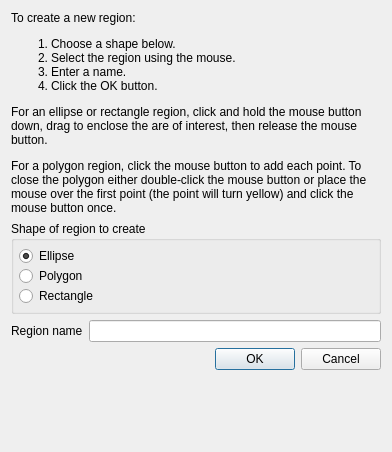
Qt form src/resources/ui_new_region_dialog.ui (ianthomas23/QACD-quack) before a commit.
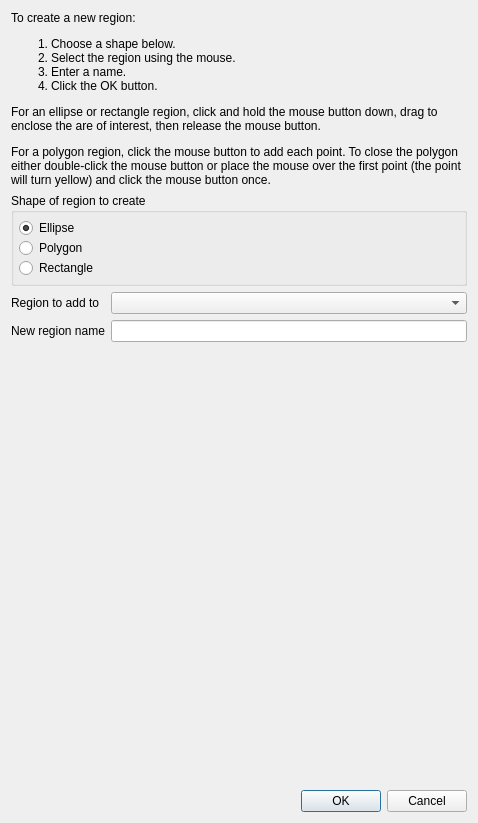
The same form after that commit. Custom widgets are drawn as their Qt base class.

Commit message: Added matplotlib widget in new region dialog

Diff of the .ui file:
```diff
--- a/src/resources/ui_new_region_dialog.ui
+++ b/src/resources/ui_new_region_dialog.ui
@@ -6,8 +6,8 @@
    <rect>
     <x>0</x>
     <y>0</y>
-    <width>392</width>
-    <height>452</height>
+    <width>478</width>
+    <height>823</height>
    </rect>
   </property>
   <property name="windowTitle">
@@ -83,16 +83,42 @@
     </widget>
    </item>
    <item row="2" column="0">
-    <widget class="QLabel" name="label">
+    <widget class="QLabel" name="label2">
      <property name="text">
-      <string>Region name</string>
+      <string>Region to add to</string>
      </property>
     </widget>
    </item>
    <item row="2" column="1">
+    <widget class="QComboBox" name="regionComboBox"/>
+   </item>
+   <item row="3" column="0">
+    <widget class="QLabel" name="label">
+     <property name="text">
+      <string>New region name</string>
+     </property>
+    </widget>
+   </item>
+   <item row="3" column="1">
     <widget class="QLineEdit" name="nameLineEdit"/>
    </item>
-   <item row="3" column="0" colspan="2">
+   <item row="4" column="0" colspan="2">
+    <widget class="MatplotlibWidget" name="matplotlibWidget" native="true">
+     <property name="sizePolicy">
+      <sizepolicy hsizetype="Preferred" vsizetype="Preferred">
+       <horstretch>1</horstretch>
+       <verstretch>1</verstretch>
+      </sizepolicy>
+     </property>
+     <property name="minimumSize">
+      <size>
+       <width>100</width>
+       <height>100</height>
+      </size>
+     </property>
+    </widget>
+   </item>
+   <item row="5" column="0" colspan="2">
     <widget class="QDialogButtonBox" name="buttonBox">
      <property name="orientation">
       <enum>Qt::Horizontal</enum>
@@ -104,6 +130,14 @@
    </item>
   </layout>
  </widget>
+ <customwidgets>
+  <customwidget>
+   <class>MatplotlibWidget</class>
+   <extends>QWidget</extends>
+   <header>.matplotlib_widget</header>
+   <container>1</container>
+  </customwidget>
+ </customwidgets>
  <resources/>
  <connections>
   <connection>
```
The commit also changes 2 other files.
